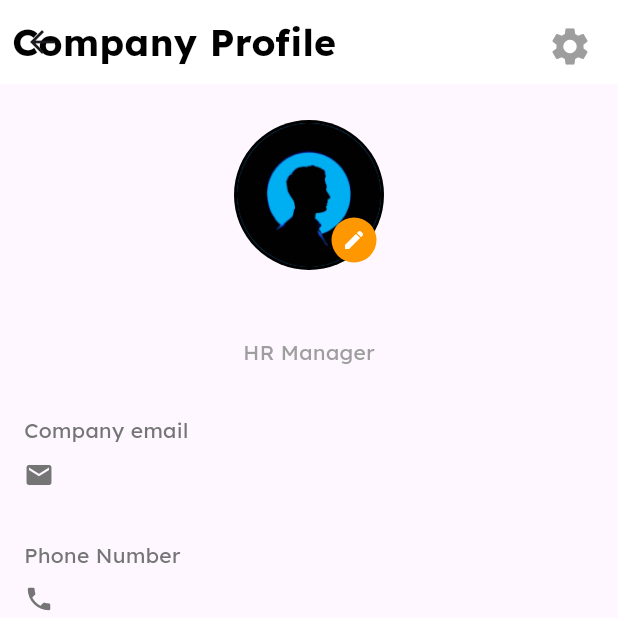
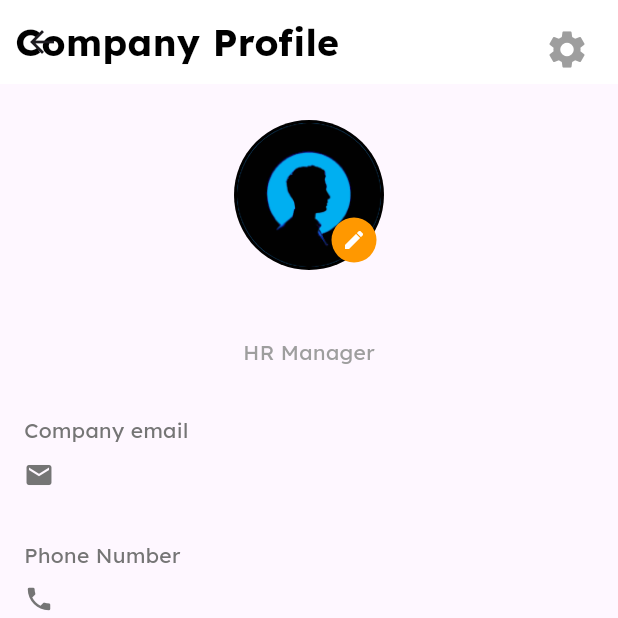
Before and after one commit to yohannesalex/zigba, a Flutter app: the Profile screen opened by its route, on a phone screen of 412 x 824 dp, the top half of it. Run offline on Flutter 3.47's test engine with Material 3 defaults, Android fonts, the phone set to English and light mode, and no system bars; our stand-ins replace bloc, dartz, equatable, flutter_bloc, get_it, hive and 2 more; accounts and stored records are empty.

Commit message:
fixed some overflow issue

```diff
--- a/lib/features/company/presentation/pages/profile.dart
+++ b/lib/features/company/presentation/pages/profile.dart
@@ -52,7 +52,7 @@ class _ProfileState extends State<Profile> {
           backgroundColor: Colors.white,
           elevation: 0,
           flexibleSpace: Padding(
-            padding: EdgeInsets.all(8),
+            padding: EdgeInsets.all(10),
             child: Row(
               mainAxisAlignment: MainAxisAlignment.spaceBetween,
               children: [
--- a/lib/features/employee/presentation/pages/management.dart
+++ b/lib/features/employee/presentation/pages/management.dart
@@ -26,7 +26,7 @@ class _ManagementState extends State<Management> {
       backgroundColor: Colors.white,
       appBar: AppBar(
         flexibleSpace: Padding(
-          padding: const EdgeInsets.fromLTRB(5, 20, 5, 0),
+          padding: const EdgeInsets.all(10),
           child: Row(
             mainAxisAlignment: MainAxisAlignment.spaceBetween,
             children: [
```
